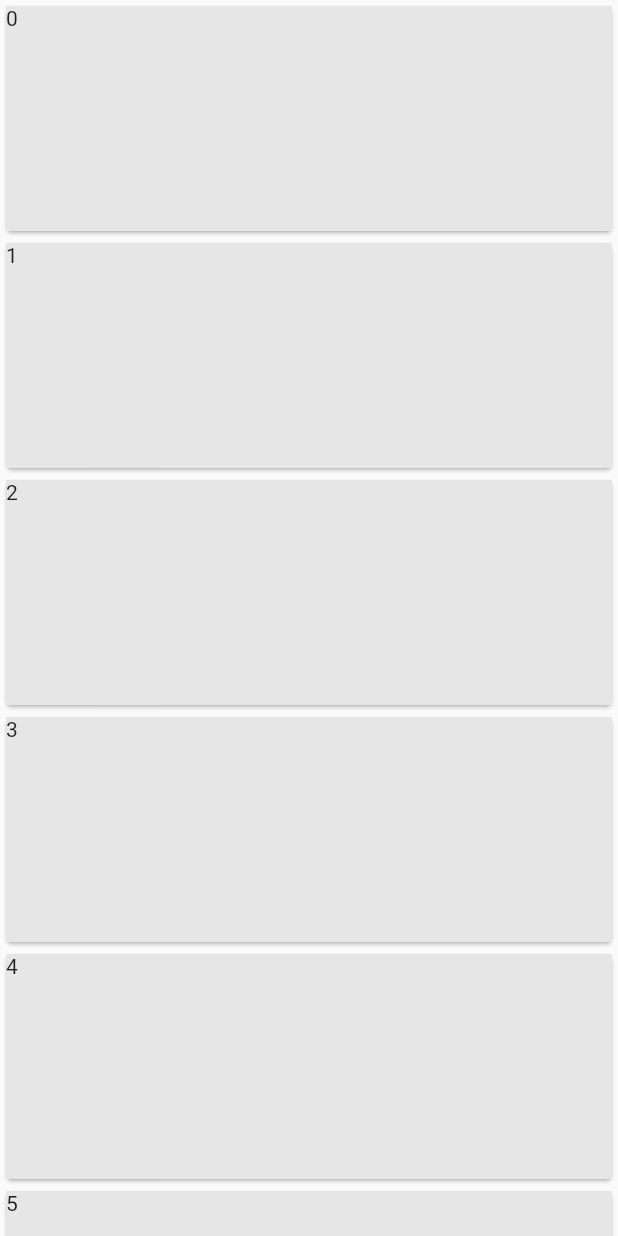
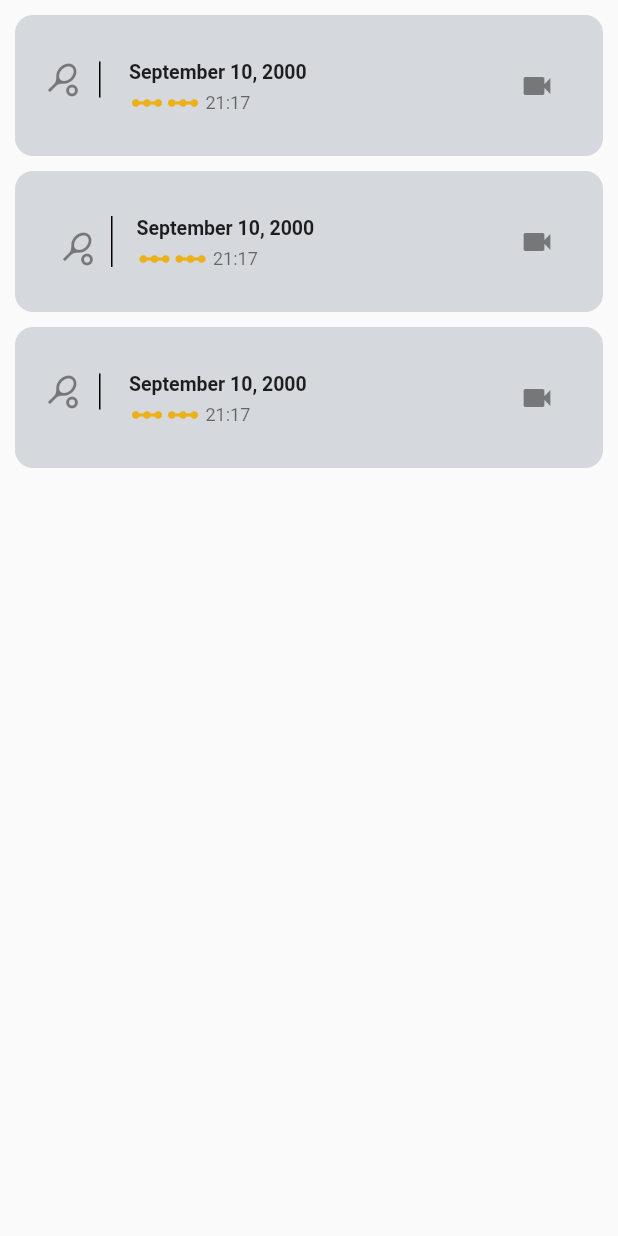
Before and after one commit to theFlash-code/Detectaball, a Flutter app: the TrainingRecordPage screen opened directly, on a phone screen of 412 x 824 dp. Run offline on Flutter 3.47's test engine with Material 2 defaults, Android fonts, the light colour scheme and no system bars; missing offline and left inert: vertical_card_pager.

Commit message:
Change Training&Referee Match mode icon/ Designing History Page

```diff
--- a/detectaball_app/lib/pages/Record.dart
+++ b/detectaball_app/lib/pages/Record.dart
@@ -18,7 +18,8 @@ class RecordPage extends StatelessWidget {
         ),
         body: TabBarView(
           children: [TrainingRecordPage(), RefereeRecordPage()],
-          )),
+        ),
+      ),
     );
   }
 }
--- a/detectaball_app/lib/pages/TrainingRecord.dart
+++ b/detectaball_app/lib/pages/TrainingRecord.dart
@@ -12,17 +12,104 @@ class TrainingRecordPage extends StatelessWidget {
       //   backgroundColor: Color.fromARGB(255, 81, 94, 104),
       //   title: Text('Your History'),
       // ),
-      body: ListView(
-        children: List.generate(15, (idx) {
-          return Card(
-            child: Container(
-              height: 150,
-              color: Color.fromARGB(255, 230, 230, 230),
-              child: Text('$idx'),
+      body: ListView(children: [
+        Container(
+          margin: EdgeInsets.only(left: 10, right: 10, top: 10),
+          decoration: BoxDecoration(
+              borderRadius: BorderRadius.circular(12),
+              color: Color.fromARGB(159, 191, 195, 202)),
+          child: ListTile(
+            contentPadding:
+                EdgeInsets.symmetric(horizontal: 20.0, vertical: 15.0),
+            title: Text(
+              'September 10, 2000',
+              style: TextStyle(fontWeight: FontWeight.bold),
             ),
-          );
-        }),
-      ),
+            subtitle: Row(
+              children: <Widget>[
+                Icon(Icons.linear_scale,
+                    color: Color.fromARGB(255, 236, 177, 26)),
+                Icon(Icons.linear_scale,
+                    color: Color.fromARGB(255, 236, 177, 26)),
+                Text(" 21:17")
+              ],
+            ),
+            leading: Container(
+                padding: EdgeInsets.only(right: 12.0),
+                decoration: new BoxDecoration(
+                    border: new Border(right: new BorderSide(width: 1.0))),
+                child: Icon(Icons.sports_tennis)),
+            trailing: IconButton(icon: Icon(Icons.videocam), onPressed: () {}),
+            onTap: () {},
+            onLongPress: () {},
+            dense: true,
+          ),
+        ),
+        Container(
+          margin: EdgeInsets.only(left: 10, right: 10, top: 10),
+          decoration: BoxDecoration(
+              borderRadius: BorderRadius.circular(12),
+              color: Color.fromARGB(159, 191, 195, 202)),
+          child: ListTile(
+            contentPadding:
+                EdgeInsets.symmetric(horizontal: 20.0, vertical: 15.0),
+            title: Text(
+              'September 10, 2000',
+              style: TextStyle(fontWeight: FontWeight.bold),
+            ),
+            subtitle: Row(
+              children: <Widget>[
+                Icon(Icons.linear_scale,
+                    color: Color.fromARGB(255, 236, 177, 26)),
+                Icon(Icons.linear_scale,
+                    color: Color.fromARGB(255, 236, 177, 26)),
+                Text(" 21:17")
+              ],
+            ),
+            leading: Container(
+                padding: EdgeInsets.only(left: 10, right: 10, top: 10),
+                decoration: new BoxDecoration(
+                    border: new Border(right: new BorderSide(width: 1.0))),
+                child: Icon(Icons.sports_tennis)),
+            trailing: IconButton(icon: Icon(Icons.videocam), onPressed: () {}),
+            onTap: () {},
+            onLongPress: () {},
+            dense: true,
+          ),
+        ),
+        Container(
+          margin: EdgeInsets.all(10),
+          decoration: BoxDecoration(
+              borderRadius: BorderRadius.circular(12),
+              color: Color.fromARGB(159, 191, 195, 202)),
+          child: ListTile(
+            contentPadding:
+                EdgeInsets.symmetric(horizontal: 20.0, vertical: 15.0),
+            title: Text(
+              'September 10, 2000',
+              style: TextStyle(fontWeight: FontWeight.bold),
+            ),
+            subtitle: Row(
+              children: <Widget>[
+                Icon(Icons.linear_scale,
+                    color: Color.fromARGB(255, 236, 177, 26)),
+                Icon(Icons.linear_scale,
+                    color: Color.fromARGB(255, 236, 177, 26)),
+                Text(" 21:17")
+              ],
+            ),
+            leading: Container(
+                padding: EdgeInsets.only(right: 12.0),
+                decoration: new BoxDecoration(
+                    border: new Border(right: new BorderSide(width: 1.0))),
+                child: Icon(Icons.sports_tennis)),
+            trailing: IconButton(icon: Icon(Icons.videocam), onPressed: () {}),
+            onTap: () {},
+            onLongPress: () {},
+            dense: true,
+          ),
+        )
+      ]),
     );
   }
 }
```
Also changed, not shown: detectaball_app/lib/pages/RefereeMatch.dart (+13 -7 lines), detectaball_app/lib/pages/RefereeRecord.dart (+17 -3 lines), detectaball_app/lib/pages/TrainingMatch.dart (+15 -8 lines), detectaball_app/img/scoreboard-2.png (added), detectaball_app/img/table-tennis-2.png (added), detectaball_app/img/table-tennis-3.png (added), 1 other file. Lines whose indentation alone changed are shown as unchanged.
